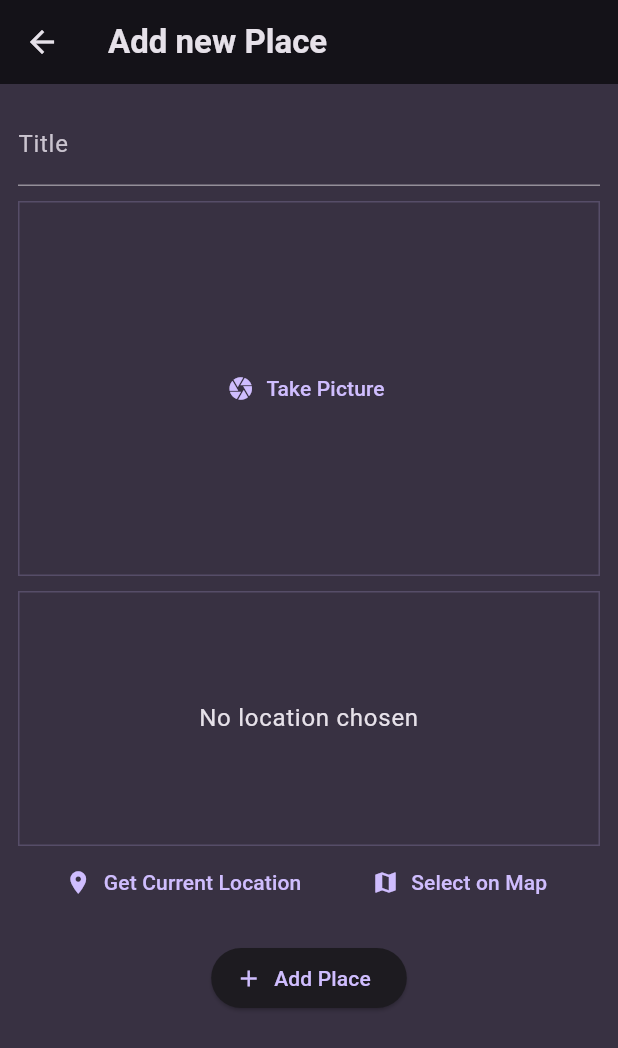
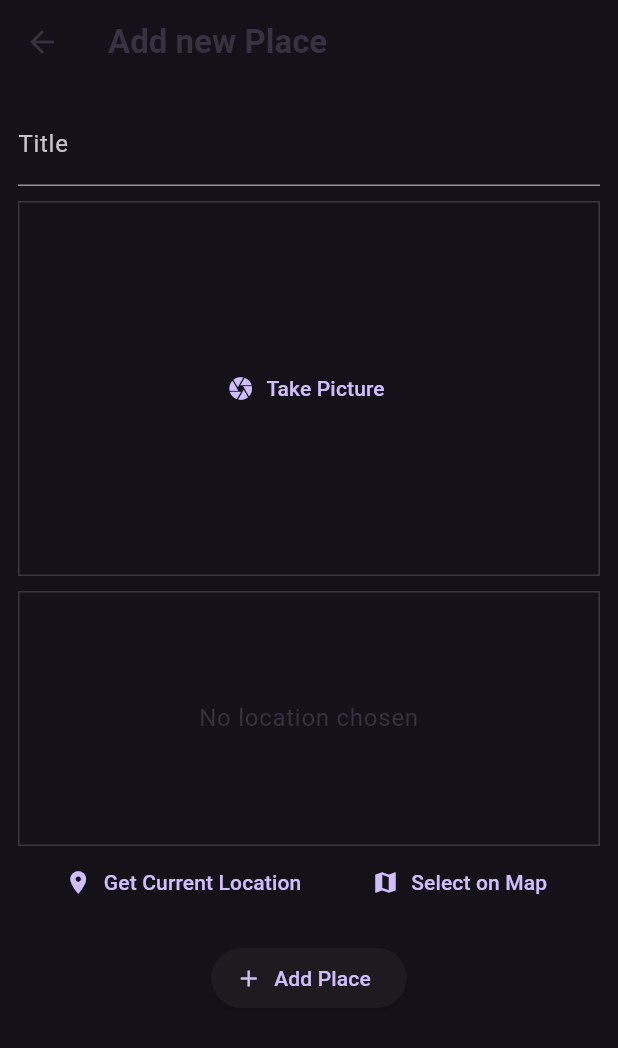
Before and after one commit to LuisFer27/favorite_places, a Flutter app: the screen it shows after launch, after a tap on the "add" icon, on a phone screen of 412 x 824 dp. Shown: the top 1048 px of the screen. Run offline on Flutter 3.47's test engine with Material 3 defaults, Android fonts, the phone set to English and light mode, and no system bars; our stand-ins replace flutter_riverpod, google_fonts, image_picker, location.

Commit message:
adiciones al read me

```diff
--- a/lib/main.dart
+++ b/lib/main.dart
@@ -6,12 +6,12 @@ import 'package:google_fonts/google_fonts.dart';
 final colorScheme = ColorScheme.fromSeed(
   brightness: Brightness.dark,
   seedColor: const Color.fromARGB(255, 102, 6, 247),
-  background: const Color.fromARGB(255, 56, 49, 66),
+  onSurface: const Color.fromARGB(255, 56, 49, 66),
 );
 
 final theme = ThemeData().copyWith(
   useMaterial3: true,
-  scaffoldBackgroundColor: colorScheme.background,
+  scaffoldBackgroundColor: colorScheme.surface,
   colorScheme: colorScheme,
   textTheme: GoogleFonts.ubuntuCondensedTextTheme().copyWith(
     titleSmall: GoogleFonts.ubuntuCondensed(
--- a/lib/screens/add_place.dart
+++ b/lib/screens/add_place.dart
@@ -48,7 +48,7 @@ class _AddPlaceScreenState extends ConsumerState<AddPlaceScreen> {
             decoration: const InputDecoration(labelText: 'Title'),
             controller: _titleController,
             style: TextStyle(
-              color: Theme.of(context).colorScheme.onBackground,
+              color: Theme.of(context).colorScheme.onSurface,
             ),
           ),
           //image input
--- a/lib/widgets/location_input.dart
+++ b/lib/widgets/location_input.dart
@@ -52,7 +52,7 @@ class _LocationInputState extends State<LocationInput> {
       'No location chosen',
       textAlign: TextAlign.center,
       style: Theme.of(context).textTheme.bodyLarge!.copyWith(
-            color: Theme.of(context).colorScheme.onBackground,
+            color: Theme.of(context).colorScheme.onSurface,
           ),
     );
     if (_isGettingLocation) {
--- a/lib/widgets/places_list.dart
+++ b/lib/widgets/places_list.dart
@@ -16,7 +16,7 @@ class PlacesList extends StatelessWidget {
           style: Theme.of(context)
               .textTheme
               .bodyLarge!
-              .copyWith(color: Theme.of(context).colorScheme.onBackground),
+              .copyWith(color: Theme.of(context).colorScheme.onSurface),
         ),
       );
     }
@@ -32,7 +32,7 @@ class PlacesList extends StatelessWidget {
           style: Theme.of(context)
               .textTheme
               .titleMedium!
-              .copyWith(color: Theme.of(context).colorScheme.onBackground),
+              .copyWith(color: Theme.of(context).colorScheme.onSurface),
         ),
         onTap: () {
           Navigator.of(context).push(MaterialPageRoute(
```
Also changed, not shown: image/README/1716255117897.png (added), image/README/1716255170740.png (added), image/README/1716255289445.png (added), pubspec.lock, 3 other files.
